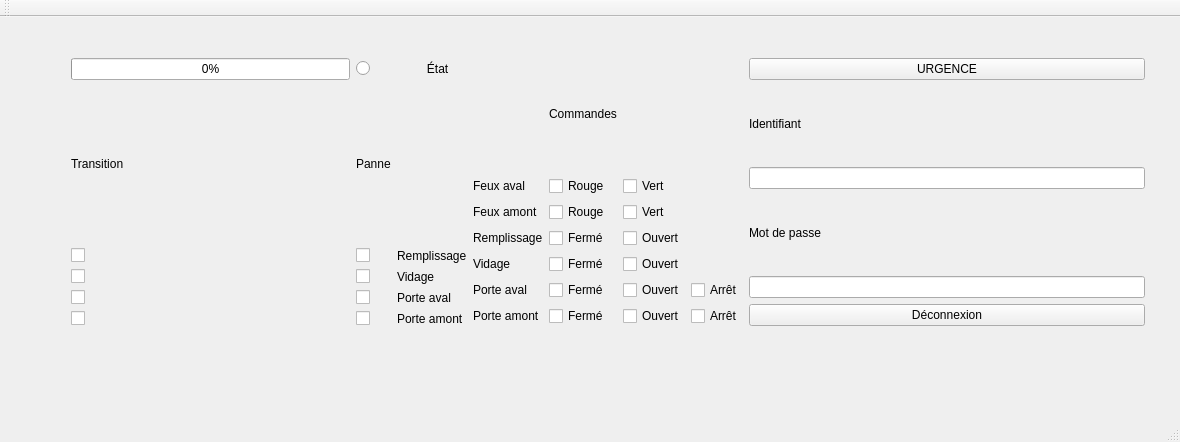
First picture: the form in fonctionne/MainWindow.ui, repository CryptoPooki/Projet_IHM_Ecluse, before the edit.
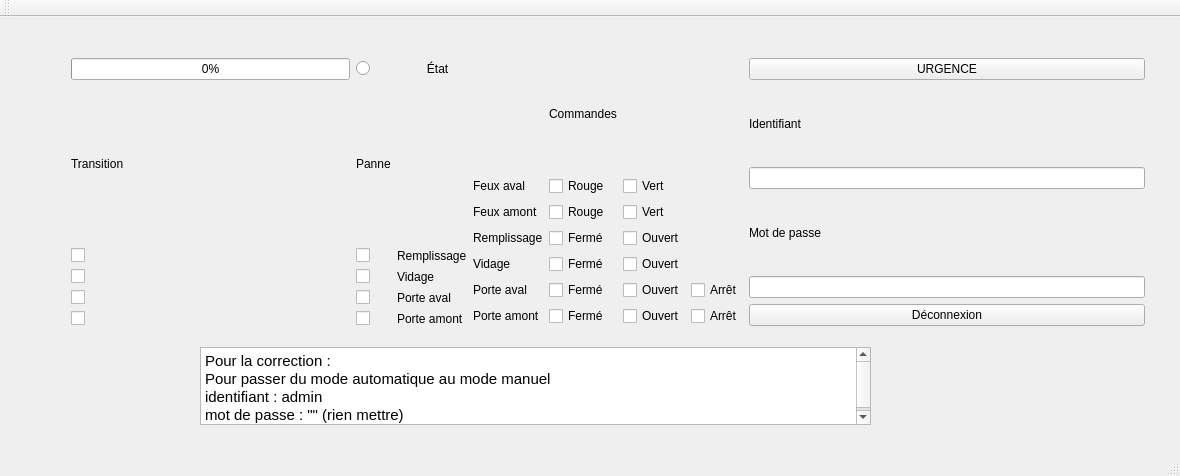
Second picture: the form after the edit.

```diff
--- a/fonctionne/MainWindow.ui
+++ b/fonctionne/MainWindow.ui
@@ -7,7 +7,7 @@
     <x>0</x>
     <y>0</y>
     <width>1180</width>
-    <height>442</height>
+    <height>476</height>
    </rect>
   </property>
   <property name="windowTitle">
@@ -342,6 +342,26 @@
      </item>
     </layout>
    </widget>
+   <widget class="QTextEdit" name="textEdit">
+    <property name="geometry">
+     <rect>
+      <x>200</x>
+      <y>330</y>
+      <width>671</width>
+      <height>78</height>
+     </rect>
+    </property>
+    <property name="html">
+     <string>&lt;!DOCTYPE HTML PUBLIC &quot;-//W3C//DTD HTML 4.0//EN&quot; &quot;http://www.w3.org/TR/REC-html40/strict.dtd&quot;&gt;
+&lt;html&gt;&lt;head&gt;&lt;meta name=&quot;qrichtext&quot; content=&quot;1&quot; /&gt;&lt;style type=&quot;text/css&quot;&gt;
+p, li { white-space: pre-wrap; }
+&lt;/style&gt;&lt;/head&gt;&lt;body style=&quot; font-family:'Ubuntu'; font-size:11pt; font-weight:400; font-style:normal;&quot;&gt;
+&lt;p style=&quot; margin-top:0px; margin-bottom:0px; margin-left:0px; margin-right:0px; -qt-block-indent:0; text-indent:0px;&quot;&gt;Pour la correction :&lt;/p&gt;
+&lt;p style=&quot; margin-top:0px; margin-bottom:0px; margin-left:0px; margin-right:0px; -qt-block-indent:0; text-indent:0px;&quot;&gt;Pour passer du mode automatique au mode manuel&lt;/p&gt;
+&lt;p style=&quot; margin-top:0px; margin-bottom:0px; margin-left:0px; margin-right:0px; -qt-block-indent:0; text-indent:0px;&quot;&gt;identifiant : admin&lt;/p&gt;
+&lt;p style=&quot; margin-top:0px; margin-bottom:0px; margin-left:0px; margin-right:0px; -qt-block-indent:0; text-indent:0px;&quot;&gt;mot de passe : &amp;quot;&amp;quot; (rien mettre)&lt;/p&gt;&lt;/body&gt;&lt;/html&gt;</string>
+    </property>
+   </widget>
   </widget>
   <widget class="QMenuBar" name="menuBar">
    <property name="geometry">
```
Left out of the diff: 2 changed lines with no effect on the pictures.
